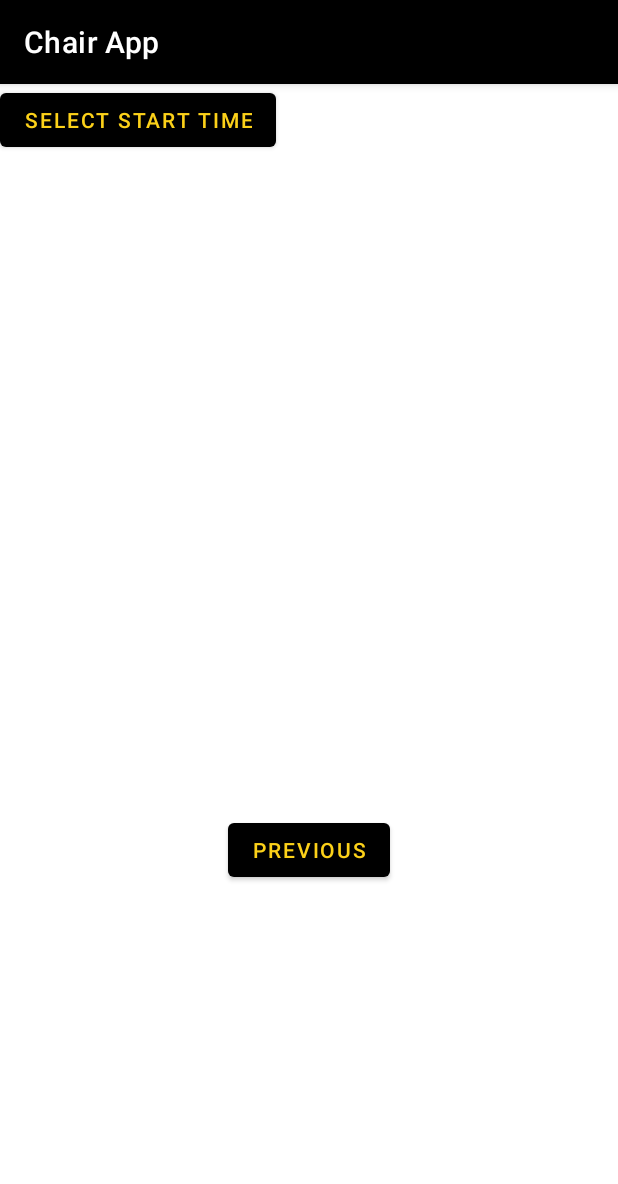
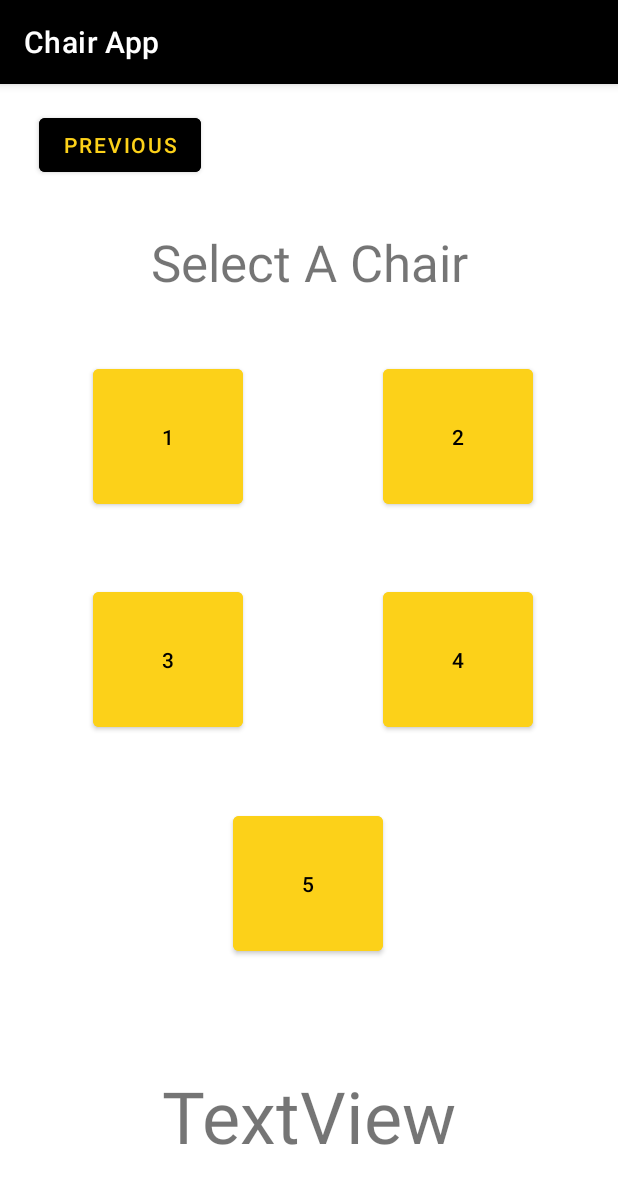
Before and after one commit to AustinWittenburg/Chair-App, an Android app: the fragment SecondFragment shown on its own in the app's theme, on a phone screen of 412 x 824 dp. Shown: the top 1184 px of the screen. Run offline under Robolectric (Android 15) with nearby library versions, the phone set to English and light mode, and no system bars.

Commit message:
Added chair buttons

```diff
--- a/app/src/main/res/layout/fragment_second.xml
+++ b/app/src/main/res/layout/fragment_second.xml
@@ -6,32 +6,109 @@
     android:layout_height="match_parent"
     tools:context=".SecondFragment">
 
-    <TextView
-        android:id="@+id/textview_second"
+    <Button
+        android:id="@+id/button7"
+        android:layout_width="100dp"
+        android:layout_height="102dp"
+        android:backgroundTint="@color/hawkeye_gold"
+        android:text="@string/chair_five"
+        android:textColor="@color/black"
+        app:layout_constraintBottom_toBottomOf="parent"
+        app:layout_constraintEnd_toEndOf="parent"
+        app:layout_constraintHorizontal_bias="0.498"
+        app:layout_constraintStart_toStartOf="parent"
+        app:layout_constraintTop_toTopOf="parent"
+        app:layout_constraintVertical_bias="0.724" />
+
+    <Button
+        android:id="@+id/button4"
+        android:layout_width="100dp"
+        android:layout_height="102dp"
+        android:backgroundTint="@color/hawkeye_gold"
+        android:text="@string/chair_two"
+        android:textColor="@color/black"
+        app:layout_constraintBottom_toBottomOf="parent"
+        app:layout_constraintEnd_toEndOf="parent"
+        app:layout_constraintHorizontal_bias="0.819"
+        app:layout_constraintStart_toStartOf="parent"
+        app:layout_constraintTop_toTopOf="parent"
+        app:layout_constraintVertical_bias="0.276" />
+
+    <Button
+        android:id="@+id/button5"
+        android:layout_width="100dp"
+        android:layout_height="102dp"
+        android:backgroundTint="@color/hawkeye_gold"
+        android:text="@string/chair_three"
+        android:textColor="@color/black"
+        app:layout_constraintBottom_toBottomOf="parent"
+        app:layout_constraintEnd_toEndOf="parent"
+        app:layout_constraintHorizontal_bias="0.199"
+        app:layout_constraintStart_toStartOf="parent"
+        app:layout_constraintTop_toTopOf="parent"
+        app:layout_constraintVertical_bias="0.499" />
+
+    <Button
+        android:id="@+id/button6"
+        android:layout_width="100dp"
+        android:layout_height="102dp"
+        android:backgroundTint="@color/hawkeye_gold"
+        android:text="@string/chair_four"
+        android:textColor="@color/black"
+        app:layout_constraintBottom_toBottomOf="parent"
+        app:layout_constraintEnd_toEndOf="parent"
+        app:layout_constraintHorizontal_bias="0.819"
+        app:layout_constraintStart_toStartOf="parent"
+        app:layout_constraintTop_toTopOf="parent"
+        app:layout_constraintVertical_bias="0.499" />
+
+    <Button
+        android:id="@+id/button_second"
         android:layout_width="wrap_content"
         android:layout_height="wrap_content"
-        app:layout_constraintBottom_toTopOf="@id/button_second"
+        android:backgroundTint="@color/black"
+        android:text="@string/previous"
+        app:layout_constraintBottom_toBottomOf="parent"
+        app:layout_constraintEnd_toEndOf="parent"
+        app:layout_constraintHorizontal_bias="0.085"
+        app:layout_constraintStart_toStartOf="parent"
+        app:layout_constraintTop_toTopOf="parent"
+        app:layout_constraintVertical_bias="0.023" />
+
+    <TextView
+        android:id="@+id/chair_page_title"
+        android:layout_width="wrap_content"
+        android:layout_height="wrap_content"
+        android:layout_marginTop="96dp"
+        android:text="@string/chair_page_title"
+        android:textSize="34sp"
         app:layout_constraintEnd_toEndOf="parent"
         app:layout_constraintStart_toStartOf="parent"
         app:layout_constraintTop_toTopOf="parent" />
 
     <Button
-        android:id="@+id/button_second"
+        android:id="@+id/button2"
+        android:layout_width="100dp"
+        android:layout_height="102dp"
+        android:backgroundTint="@color/hawkeye_gold"
+        android:text="@string/chair_one"
+        android:textColor="@color/black"
+        app:layout_constraintBottom_toBottomOf="parent"
+        app:layout_constraintEnd_toEndOf="parent"
+        app:layout_constraintHorizontal_bias="0.199"
+        app:layout_constraintStart_toStartOf="parent"
+        app:layout_constraintTop_toTopOf="parent"
+        app:layout_constraintVertical_bias="0.276" />
+
+    <TextView
+        android:id="@+id/db_output"
         android:layout_width="wrap_content"
         android:layout_height="wrap_content"
-        android:text="@string/previous"
+        android:layout_marginBottom="48dp"
+        android:text="TextView"
+        android:textSize="48sp"
         app:layout_constraintBottom_toBottomOf="parent"
         app:layout_constraintEnd_toEndOf="parent"
-        app:layout_constraintStart_toStartOf="parent"
-        app:layout_constraintTop_toBottomOf="@id/textview_second" />
+        app:layout_constraintStart_toStartOf="parent" />
 
-    <Button
-        android:id="@+id/button"
-        android:onClick="popTimePicker"
-        android:layout_width="wrap_content"
-        android:layout_height="wrap_content"
-        android:text="@string/select_start_time"
-        tools:layout_editor_absoluteX="175dp"
-        tools:layout_editor_absoluteY="129dp"
-        tools:ignore="MissingConstraints" />
 </androidx.constraintlayout.widget.ConstraintLayout>
--- a/app/src/main/res/values/strings.xml
+++ b/app/src/main/res/values/strings.xml
@@ -16,6 +16,12 @@
     <string name="select_start_time">Select Start Time</string>
     <string name="select_end_time">Select End Time</string>
     <string name="welcome_message">The Broken Engineers\nSmart Chair Network</string>
+    <string name="chair_page_title">Select A Chair</string>
+    <string name="chair_one">1</string>
+    <string name="chair_two">2</string>
+    <string name="chair_three">3</string>
+    <string name="chair_four">4</string>
+    <string name="chair_five">5</string>
     <string name="enter">enter</string>
     <string name="chair_reservation">Chair: Reservation:</string>
 
```
